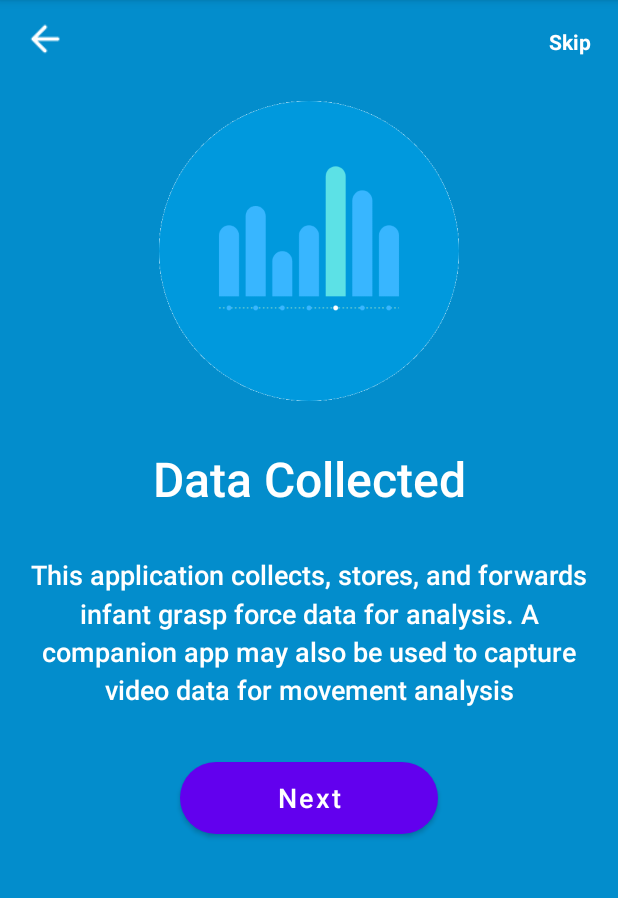
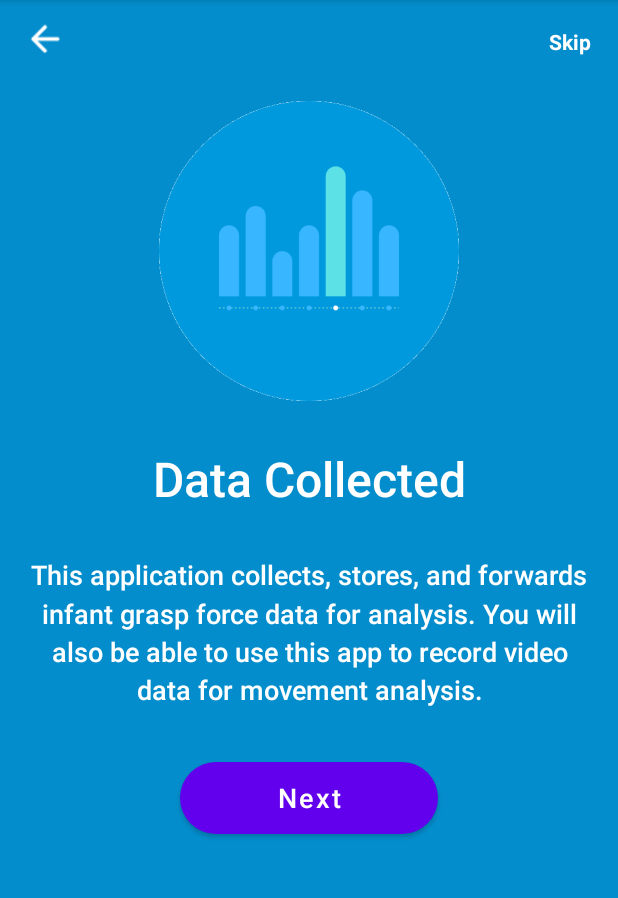
Before and after one commit to kimbpointe/HUGS_App_Kimb, an Android app: the fragment OnboardThree shown on its own in the app's theme, on a phone screen of 412 x 824 dp, the part 84-982 px from its top. Run offline under Robolectric (Android 15) with nearby library versions, the light colour scheme and no system bars.

Commit message:
Small edits made to the onboard messages

```diff
--- a/app/src/main/res/layout/onboard_four_fragment.xml
+++ b/app/src/main/res/layout/onboard_four_fragment.xml
@@ -71,7 +71,7 @@
                 android:layout_marginTop="30dp"
                 android:fontFamily="sans-serif-medium"
                 android:lineSpacingMultiplier="1.2"
-                android:text="1. Power on baby toy with grasp sensors\n2. Connect to toy via bluethooth\n3. Begin monitoring and collecting force data"
+                android:text="1. Power on baby toy with grasp sensors\n2. Connect to toy via Bluetooth\n3. Begin monitoring and collecting force and video data"
                 android:textAlignment="textStart"
                 android:textColor="@color/white"
                 android:textSize="18sp"
--- a/app/src/main/res/layout/onboard_three_fragment.xml
+++ b/app/src/main/res/layout/onboard_three_fragment.xml
@@ -71,7 +71,7 @@
                 android:layout_marginTop="30dp"
                 android:fontFamily="sans-serif-medium"
                 android:lineSpacingMultiplier="1.2"
-                android:text="This application collects, stores, and forwards infant grasp force data for analysis. A companion app may also be used to capture video data for movement analysis"
+                android:text="This application collects, stores, and forwards infant grasp force data for analysis. You will also be able to use this app to record video data for movement analysis."
                 android:textAlignment="center"
                 android:textColor="@color/white"
                 android:textSize="18sp"
```
